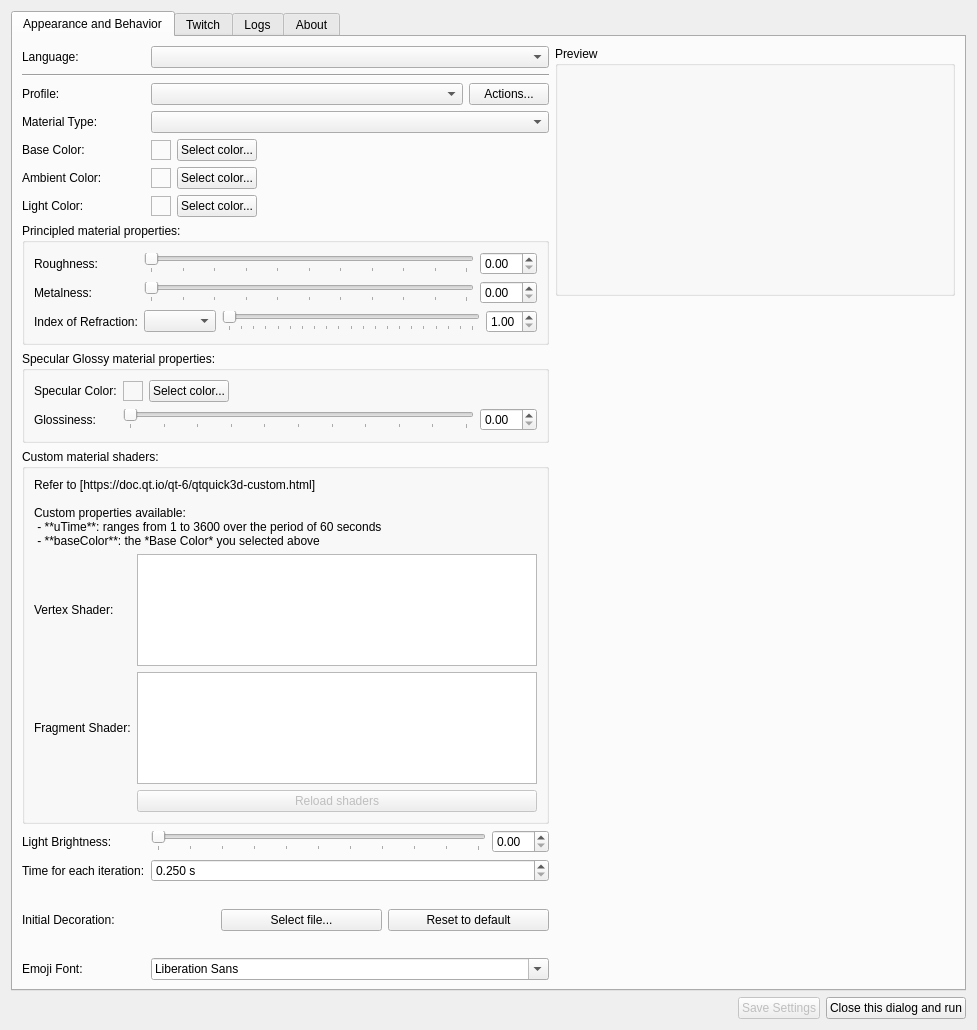
This is setupwidget.ui in xiluembo/atsumari as Qt 5 draws it before an edit. The edited form follows.
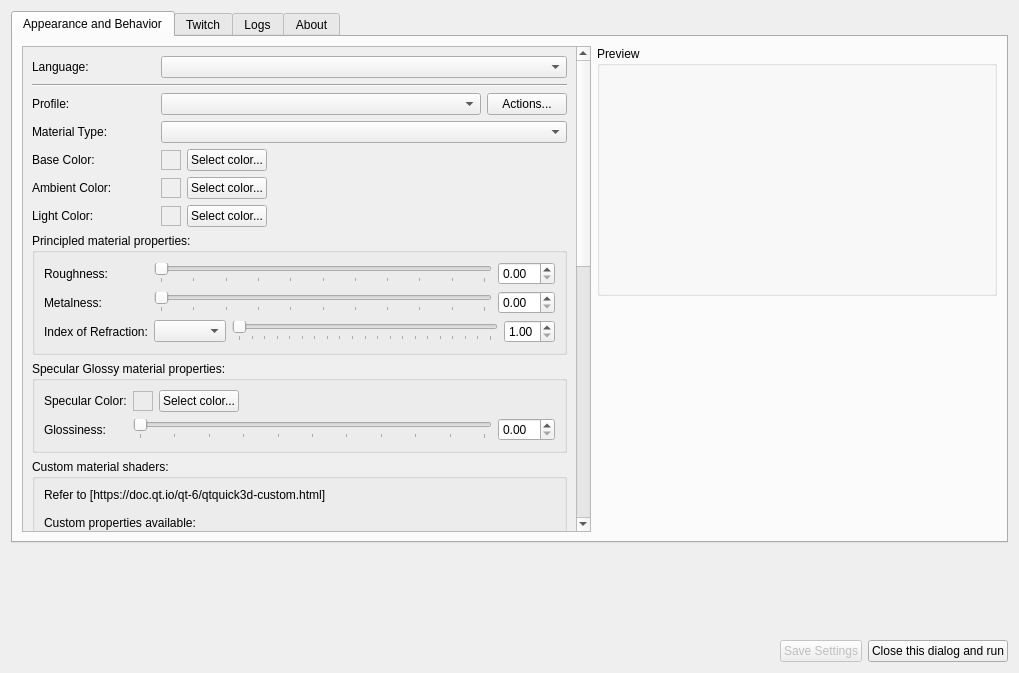
This is the edited form. Icons and pictures are not drawn.

Commit message: Add a scrollbar to better accomodate the widgets

What changed in the file:
```diff
--- a/setupwidget.ui
+++ b/setupwidget.ui
@@ -6,8 +6,8 @@
    <rect>
     <x>0</x>
     <y>0</y>
-    <width>977</width>
-    <height>1030</height>
+    <width>1019</width>
+    <height>673</height>
    </rect>
   </property>
   <property name="windowTitle">
@@ -34,6 +34,24 @@
        <item>
         <layout class="QHBoxLayout" name="horizontalLayout_4">
          <item>
+          <widget class="QScrollArea" name="scrollArea_2">
+           <property name="horizontalScrollBarPolicy">
+            <enum>Qt::ScrollBarPolicy::ScrollBarAlwaysOff</enum>
+           </property>
+           <property name="widgetResizable">
+            <bool>true</bool>
+           </property>
+           <widget class="QWidget" name="scrollAreaWidgetContents_2">
+            <property name="geometry">
+             <rect>
+              <x>0</x>
+              <y>0</y>
+              <width>555</width>
+              <height>1142</height>
+             </rect>
+            </property>
+            <layout class="QVBoxLayout" name="verticalLayout_9">
+             <item>
           <layout class="QGridLayout" name="gridLayout" columnstretch="0,0">
            <item row="8" column="0" colspan="2">
             <widget class="QGroupBox" name="grpSpecularGlossy">
@@ -727,10 +745,24 @@
                </widget>
               </item>
               <item row="1" column="1">
-               <widget class="QPlainTextEdit" name="txtVertexShader"/>
+                   <widget class="QPlainTextEdit" name="txtVertexShader">
+                    <property name="minimumSize">
+                     <size>
+                      <width>0</width>
+                      <height>160</height>
+                     </size>
+                    </property>
+                   </widget>
               </item>
               <item row="2" column="1">
-               <widget class="QPlainTextEdit" name="txtFragmentShader"/>
+                   <widget class="QPlainTextEdit" name="txtFragmentShader">
+                    <property name="minimumSize">
+                     <size>
+                      <width>0</width>
+                      <height>160</height>
+                     </size>
+                    </property>
+                   </widget>
               </item>
               <item row="0" column="0" colspan="2">
                <widget class="QLabel" name="label_2">
@@ -739,7 +771,9 @@
 
 Custom properties available:
  - **uTime**: ranges from 1 to 3600 over the period of 60 seconds
- - **baseColor**: the *Base Color* you selected above</string>
+ - **baseColor**: the *Base Color* you selected above
+
+Right click on each text box to use shader presets.</string>
                 </property>
                 <property name="textFormat">
                  <enum>Qt::TextFormat::MarkdownText</enum>
@@ -751,6 +785,10 @@
            </item>
           </layout>
          </item>
+            </layout>
+           </widget>
+          </widget>
+         </item>
          <item alignment="Qt::AlignmentFlag::AlignTop">
           <widget class="QGroupBox" name="grpPreview">
            <property name="sizePolicy">
```
Left out of the diff: 4 changed lines with no effect on the pictures. Lines whose indentation alone changed are shown as unchanged.
